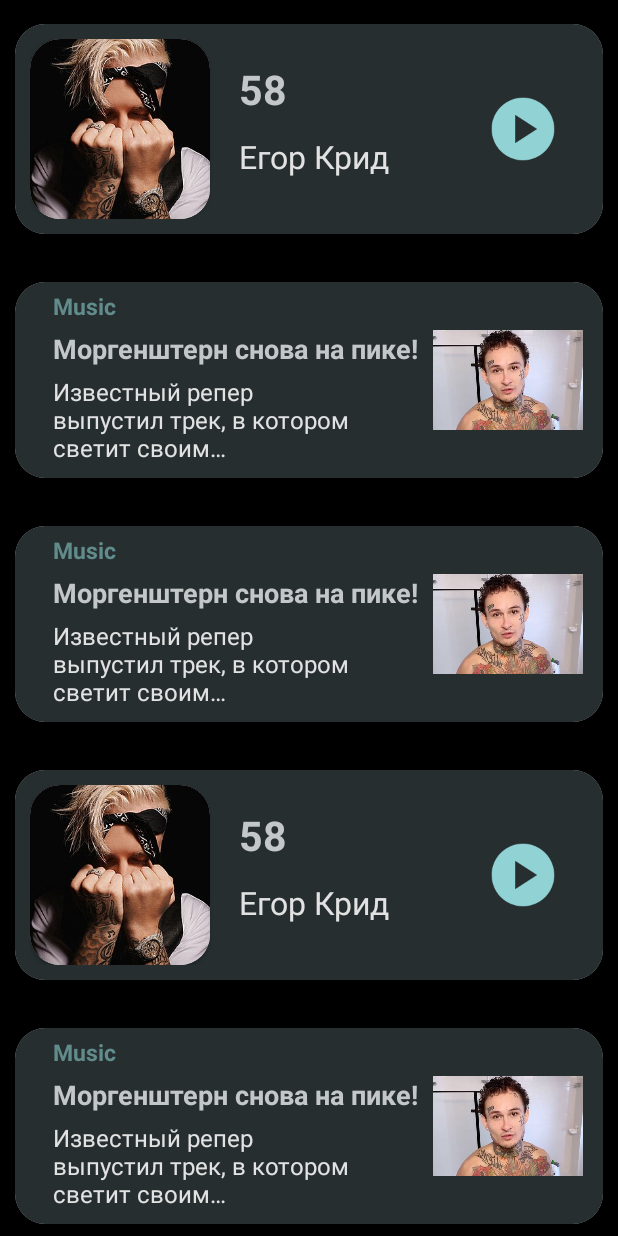
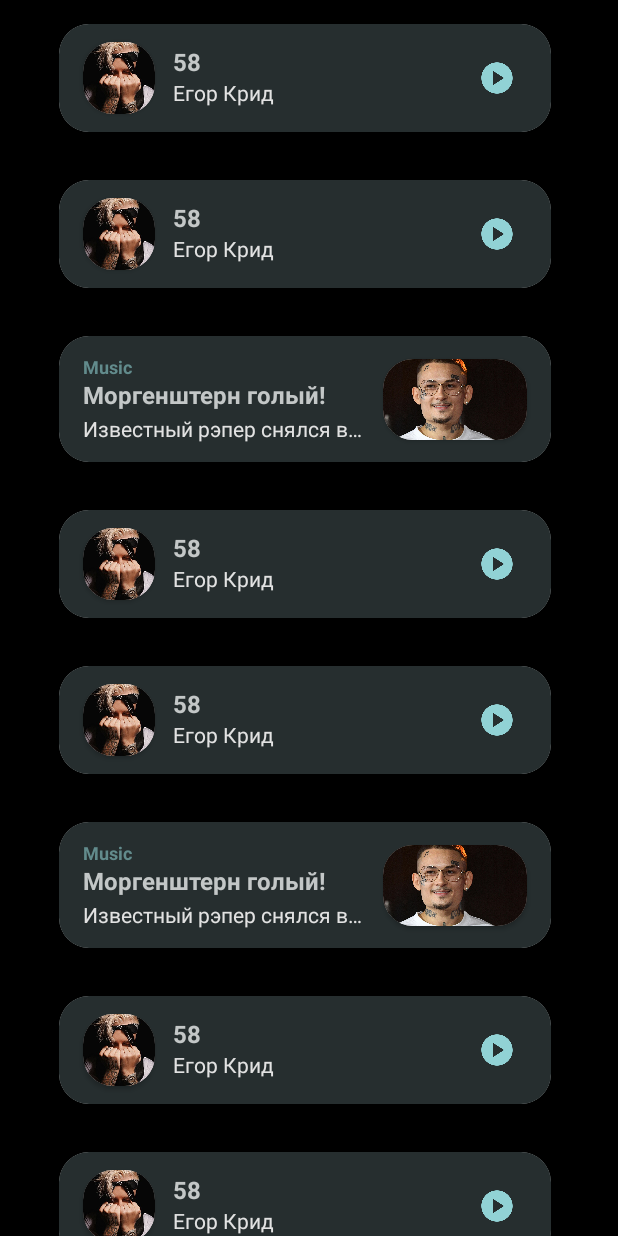
Before and after one commit to selfoma/NSU-Android-Course, an Android app built with Jetpack Compose: the screen it shows after launch (MainActivity), on a phone screen of 412 x 824 dp. Run offline under Robolectric (Android 15) with nearby library versions, the phone set to English and light mode, and no system bars.

Commit message:
Пофиксил верстку и штуки в коде

```diff
--- a/Layout/app/src/main/java/nsu/fomin/layout/activitiy/PlayerActivity.kt
+++ b/Layout/app/src/main/java/nsu/fomin/layout/activitiy/PlayerActivity.kt
@@ -64,6 +64,30 @@ class MainActivity : ComponentActivity() {
                 getString(R.string.track_performer),
                 R.mipmap.play_icon
             ),
+            TrackDetails(
+                R.drawable.egor_creed_58_track_poster,
+                getString(R.string.track_title),
+                getString(R.string.track_performer),
+                R.mipmap.play_icon
+            ),
+            TrackDetails(
+                R.drawable.egor_creed_58_track_poster,
+                getString(R.string.track_title),
+                getString(R.string.track_performer),
+                R.mipmap.play_icon
+            ),
+            TrackDetails(
+                R.drawable.egor_creed_58_track_poster,
+                getString(R.string.track_title),
+                getString(R.string.track_performer),
+                R.mipmap.play_icon
+            ),
+            TrackDetails(
+                R.drawable.egor_creed_58_track_poster,
+                getString(R.string.track_title),
+                getString(R.string.track_performer),
+                R.mipmap.play_icon
+            ),
         )
     }
 
@@ -74,18 +98,6 @@ class MainActivity : ComponentActivity() {
                 getString(R.string.ad_title),
                 getString(R.string.ad_abstract),
                 R.drawable.morgenshtern_naked_ad
-            ),
-            AdvertisementDetails(
-                getString(R.string.ad_category),
-                getString(R.string.ad_title),
-                getString(R.string.ad_abstract),
-                R.drawable.morgenshtern_naked_ad
-            ),
-            AdvertisementDetails(
-                getString(R.string.ad_category),
-                getString(R.string.ad_title),
-                getString(R.string.ad_abstract),
-                R.drawable.morgenshtern_naked_ad
             )
         )
     }
--- a/Layout/app/src/main/java/nsu/fomin/layout/recycler/PlayerRecyclerAdapter.kt
+++ b/Layout/app/src/main/java/nsu/fomin/layout/recycler/PlayerRecyclerAdapter.kt
@@ -34,26 +34,26 @@ class PlayerRecyclerAdapter(private val tracks: List<TrackDetails>, private val
         val adImage = itemView.findViewById<ImageView>(R.id.ad_image)
     }
 
+    override fun getItemViewType(position: Int) : Int = (position + 1) % 3
+
+    override fun getItemCount(): Int = ads.size + tracks.size
+
     override fun onCreateViewHolder(parent: ViewGroup, viewType: Int): ViewHolder {
          when(viewType) {
-             PlayerViewType.ADVERTISEMENT.ordinal -> {
-                val itemView: View  = LayoutInflater
-                    .from(parent.context)
-                    .inflate(R.layout.track_item, parent, false)
-                return TrackViewHolder(itemView)
-            }
-            else -> {
+            PlayerViewType.ADVERTISEMENT.ordinal -> {
                  val itemView: View = LayoutInflater
                      .from(parent.context)
                      .inflate(R.layout.advertisement_item, parent, false)
                  return AdvertisementViewHolder(itemView)
+            }
+            else -> {
+                 val itemView: View  = LayoutInflater
+                     .from(parent.context)
+                     .inflate(R.layout.track_item, parent, false)
+                 return TrackViewHolder(itemView)
              }
          }
     }
-
-    override fun getItemCount(): Int = ads.size + tracks.size
-
-    override fun getItemViewType(position: Int) : Int = position % 3
 
     override fun onBindViewHolder(holder: ViewHolder, position: Int) {
         when(holder) {
@@ -66,15 +66,16 @@ class PlayerRecyclerAdapter(private val tracks: List<TrackDetails>, private val
                     adImage.setImageResource(ads[realPosition].image)
                 }
             }
-            else -> {
+            is TrackViewHolder -> {
                 val realPosition = position % tracks.size
-                (holder as TrackViewHolder).apply {
+                holder.apply {
                     trackPoster.setImageResource(tracks[realPosition].poster)
                     trackTitle.text = tracks[realPosition].title
                     trackPerformer.text = tracks[realPosition].performer
                     trackPlayIcon.setImageResource(tracks[realPosition].playIcon)
                 }
             }
+            else -> throw IllegalStateException("Undefined view holder: $holder")
         }
     }
 }
--- a/Layout/app/src/main/res/layout/advertisement_item.xml
+++ b/Layout/app/src/main/res/layout/advertisement_item.xml
@@ -2,73 +2,92 @@
 <androidx.cardview.widget.CardView
     xmlns:android="http://schemas.android.com/apk/res/android"
     xmlns:app="http://schemas.android.com/apk/res-auto"
-    android:layout_width="match_parent"
-    android:layout_height="wrap_content"
-    android:layout_marginHorizontal="10dp"
-    android:layout_marginVertical="16dp"
+    android:layout_width="328dp"
+    android:layout_height="84dp"
+    android:layout_marginStart="39dp"
+    android:layout_marginEnd="39dp"
+    android:layout_marginTop="16dp"
+    android:layout_marginBottom="16dp"
+    app:layout_constraintStart_toStartOf="parent"
+    app:layout_constraintEnd_toEndOf="parent"
     app:cardCornerRadius="20dp">
 
     <androidx.constraintlayout.widget.ConstraintLayout
-        android:layout_width="match_parent"
-        android:layout_height="match_parent"
-        android:background="@color/player_item_background"
-        android:padding="5dp">
+        android:layout_width="wrap_content"
+        android:layout_height="wrap_content"
+        android:background="@color/player_item_background">
 
         <TextView
             android:id="@+id/ad_category"
-            android:layout_width="wrap_content"
-            android:layout_height="wrap_content"
-            android:layout_marginStart="20dp"
+            android:layout_width="188dp"
+            android:layout_height="16dp"
+            android:layout_marginStart="16dp"
+            android:layout_marginTop="12dp"
+            android:layout_marginBottom="56dp"
+            android:layout_marginEnd="124dp"
             android:text="@string/advertisement_item_pattern_category"
-            android:textSize="15sp"
+            android:textSize="12sp"
             android:textColor="@color/player_item_bright"
             android:textStyle="bold"
-            app:layout_constraintBottom_toTopOf="@+id/ad_title"
             app:layout_constraintStart_toStartOf="parent"
             app:layout_constraintTop_toTopOf="parent"
-            app:layout_constraintVertical_bias="0.0" />
+            app:layout_constraintBottom_toBottomOf="parent"
+            app:layout_constraintEnd_toEndOf="parent" />
 
         <TextView
             android:id="@+id/ad_title"
-            android:layout_width="wrap_content"
-            android:layout_height="wrap_content"
-            android:layout_marginStart="20dp"
-            android:layout_marginTop="5dp"
+            android:layout_width="188dp"
+            android:layout_height="24dp"
+            android:layout_marginStart="16dp"
+            android:layout_marginTop="28dp"
+            android:layout_marginBottom="32dp"
+            android:layout_marginEnd="124dp"
             android:text="@string/advertisement_item_pattern_title"
-            android:textSize="18sp"
+            android:textSize="16sp"
             android:textColor="@color/player_item_main"
             android:textStyle="bold"
             app:layout_constraintStart_toStartOf="parent"
-            app:layout_constraintTop_toBottomOf="@+id/ad_category" />
+            app:layout_constraintTop_toTopOf="parent"
+            app:layout_constraintBottom_toBottomOf="parent"
+            app:layout_constraintEnd_toEndOf="parent" />
 
         <TextView
             android:id="@+id/ad_abstract"
-            android:layout_width="wrap_content"
-            android:maxWidth="200dp"
-            android:layout_height="wrap_content"
-            android:layout_marginStart="20dp"
-            android:layout_marginTop="5dp"
+            android:layout_width="188dp"
+            android:layout_height="20dp"
+            android:layout_marginStart="16dp"
+            android:layout_marginTop="52dp"
+            android:layout_marginBottom="12dp"
+            android:layout_marginEnd="124dp"
             android:text="@string/advertisement_item_pattern_abstract"
-            android:textSize="16sp"
+            android:textSize="14sp"
             android:textColor="@color/player_item_sub"
             app:layout_constraintStart_toStartOf="parent"
-            app:layout_constraintTop_toBottomOf="@+id/ad_title" />
+            app:layout_constraintTop_toTopOf="parent"
+            app:layout_constraintBottom_toBottomOf="parent"
+            app:layout_constraintEnd_toEndOf="parent" />
 
-        <androidx.constraintlayout.widget.Barrier
-            android:id="@+id/barrier"
+        <androidx.cardview.widget.CardView
             android:layout_width="wrap_content"
             android:layout_height="wrap_content"
-            app:barrierDirection="right"
-            app:constraint_referenced_ids="ad_category, ad_title, ad_abstract" />
+            android:layout_marginStart="216dp"
+            android:layout_marginTop="14dp"
+            android:layout_marginBottom="14dp"
+            android:layout_marginEnd="16dp"
+            app:layout_constraintStart_toStartOf="parent"
+            app:layout_constraintTop_toTopOf="parent"
+            app:layout_constraintBottom_toBottomOf="parent"
+            app:layout_constraintEnd_toEndOf="parent"
+            app:cardCornerRadius="20dp">
 
-        <ImageView
-            android:id="@+id/ad_image"
-            android:layout_width="100dp"
-            android:layout_height="120dp"
-            android:layout_marginStart="10dp"
-            android:src="@drawable/default_no_image"
-            app:layout_constraintTop_toTopOf="parent"
-            app:layout_constraintStart_toStartOf="@+id/barrier" />
+            <ImageView
+                android:id="@+id/ad_image"
+                android:layout_width="96dp"
+                android:layout_height="54dp"
+                android:src="@drawable/default_no_image"
+                app:layout_constraintStart_toStartOf="parent" />
+
+        </androidx.cardview.widget.CardView>
 
     </androidx.constraintlayout.widget.ConstraintLayout>
 </androidx.cardview.widget.CardView>
--- a/Layout/app/src/main/res/layout/player_activity.xml
+++ b/Layout/app/src/main/res/layout/player_activity.xml
@@ -1,14 +1,13 @@
 <?xml version="1.0" encoding="utf-8"?>
-<LinearLayout
-    xmlns:android="http://schemas.android.com/apk/res/android"
+<LinearLayout xmlns:android="http://schemas.android.com/apk/res/android"
     android:orientation="vertical"
     android:layout_width="match_parent"
-    android:layout_height="match_parent"
+    android:layout_height="wrap_content"
     android:background="@color/black">
 
     <androidx.recyclerview.widget.RecyclerView
         android:id="@+id/player_recycler_view"
-        android:layout_width="match_parent"
-        android:layout_height="match_parent" />
+        android:layout_width="wrap_content"
+        android:layout_height="wrap_content" />
 
 </LinearLayout>
--- a/Layout/app/src/main/res/layout/track_item.xml
+++ b/Layout/app/src/main/res/layout/track_item.xml
@@ -2,23 +2,28 @@
 <androidx.cardview.widget.CardView
     xmlns:android="http://schemas.android.com/apk/res/android"
     xmlns:app="http://schemas.android.com/apk/res-auto"
-    xmlns:tools="http://schemas.android.com/tools"
-    android:layout_width="match_parent"
-    android:layout_height="wrap_content"
-    android:layout_marginHorizontal="10dp"
-    android:layout_marginVertical="16dp"
+    android:layout_width="328dp"
+    android:layout_height="72dp"
+    android:layout_marginStart="39dp"
+    android:layout_marginEnd="39dp"
+    android:layout_marginTop="16dp"
+    android:layout_marginBottom="16dp"
+    app:layout_constraintStart_toStartOf="parent"
+    app:layout_constraintEnd_toEndOf="parent"
     app:cardCornerRadius="20dp">
 
     <androidx.constraintlayout.widget.ConstraintLayout
         android:layout_width="match_parent"
         android:layout_height="wrap_content"
-        android:padding="10dp"
         android:background="@color/player_item_background">
 
         <androidx.cardview.widget.CardView
             android:id="@+id/cardView"
             android:layout_width="wrap_content"
             android:layout_height="wrap_content"
+            android:layout_marginStart="16dp"
+            android:layout_marginTop="12dp"
+            android:layout_marginBottom="12dp"
             app:cardCornerRadius="20dp"
             app:layout_constraintBottom_toBottomOf="parent"
             app:layout_constraintStart_toStartOf="parent"
@@ -26,8 +31,8 @@
 
             <ImageView
                 android:id="@+id/track_poster"
-                android:layout_width="120dp"
-                android:layout_height="120dp"
+                android:layout_width="48dp"
+                android:layout_height="48dp"
                 android:src="@drawable/default_no_image"
                 app:layout_constraintStart_toStartOf="parent" />
 
@@ -35,48 +40,48 @@
 
         <TextView
             android:id="@+id/track_title"
-            android:layout_width="wrap_content"
-            android:layout_height="wrap_content"
-            android:layout_marginStart="5dp"
+            android:layout_width="184dp"
+            android:layout_height="24dp"
+            android:layout_marginStart="12dp"
+            android:layout_marginTop="14dp"
+            android:layout_marginBottom="34dp"
+            android:layout_marginEnd="68dp"
             android:text="@string/track_item_pattern_title"
             android:textColor="@color/player_item_main"
-            android:textSize="27sp"
+            android:textSize="16sp"
             android:textStyle="bold"
+            app:layout_constraintStart_toEndOf="@+id/cardView"
             app:layout_constraintBottom_toBottomOf="parent"
-            app:layout_constraintEnd_toEndOf="parent"
-            app:layout_constraintHorizontal_bias="0.065"
-            app:layout_constraintStart_toEndOf="@+id/cardView"
-            app:layout_constraintTop_toTopOf="parent"
-            app:layout_constraintVertical_bias="0.181" />
+            app:layout_constraintTop_toTopOf="parent" />
 
         <TextView
             android:id="@+id/track_performer"
-            android:layout_width="wrap_content"
-            android:layout_height="wrap_content"
-            android:layout_marginTop="12dp"
+            android:layout_width="184dp"
+            android:layout_height="24dp"
+            android:layout_marginStart="12dp"
+            android:layout_marginTop="38dp"
+            android:layout_marginBottom="14dp"
+            android:layout_marginEnd="68dp"
             android:text="@string/track_item_pattern_performer"
             android:textColor="@color/player_item_sub"
-            android:textSize="21sp"
-            app:layout_constraintStart_toStartOf="@+id/track_title"
-            app:layout_constraintTop_toBottomOf="@+id/track_title" />
-
-        <androidx.constraintlayout.widget.Barrier
-            android:id="@+id/barrier"
-            android:layout_width="wrap_content"
-            android:layout_height="wrap_content"
-            app:barrierDirection="end"
-            app:constraint_referenced_ids="track_performer, track_title" />
+            android:textSize="14sp"
+            app:layout_constraintStart_toEndOf="@+id/cardView"
+            app:layout_constraintTop_toTopOf="parent"
+            app:layout_constraintBottom_toBottomOf="parent" />
 
         <ImageView
             android:id="@+id/play_icon"
-            android:layout_width="48dp"
-            android:layout_height="48dp"
+            android:layout_width="24dp"
+            android:layout_height="24dp"
+            android:layout_marginStart="282dp"
+            android:layout_marginTop="26dp"
+            android:layout_marginBottom="26dp"
+            android:layout_marginEnd="26dp"
             android:src="@drawable/default_no_image"
+            app:layout_constraintStart_toStartOf="parent"
+            app:layout_constraintTop_toTopOf="parent"
             app:layout_constraintBottom_toBottomOf="parent"
-            app:layout_constraintEnd_toEndOf="parent"
-            app:layout_constraintHorizontal_bias="0.769"
-            app:layout_constraintStart_toEndOf="@id/barrier"
-            app:layout_constraintTop_toTopOf="parent" />
+            app:layout_constraintEnd_toEndOf="parent" />
 
     </androidx.constraintlayout.widget.ConstraintLayout>
 
--- a/Layout/app/src/main/res/values/strings.xml
+++ b/Layout/app/src/main/res/values/strings.xml
@@ -3,8 +3,8 @@
     <string name="track_title">58</string>
     <string name="track_performer">Егор Крид</string>
     <string name="ad_category">Music</string>
-    <string name="ad_title">Моргенштерн снова на пике!</string>
-    <string name="ad_abstract">Известный репер выпустил трек, в котором светит своим…</string>
+    <string name="ad_title">Моргенштерн голый!</string>
+    <string name="ad_abstract">Известный рэпер снялся в…</string>
     <string name="track_item_pattern_title">TRACK_TITLE</string>
     <string name="track_item_pattern_performer">TRACK_PERFORMER</string>
     <string name="advertisement_item_pattern_category">AD_CATEGORY</string>
```
Also changed, not shown: Layout/app/src/main/play_icon-playstore.png (deleted), Layout/app/src/main/res/drawable-nodpi/morgenshtern_naked_ad.jpg.
